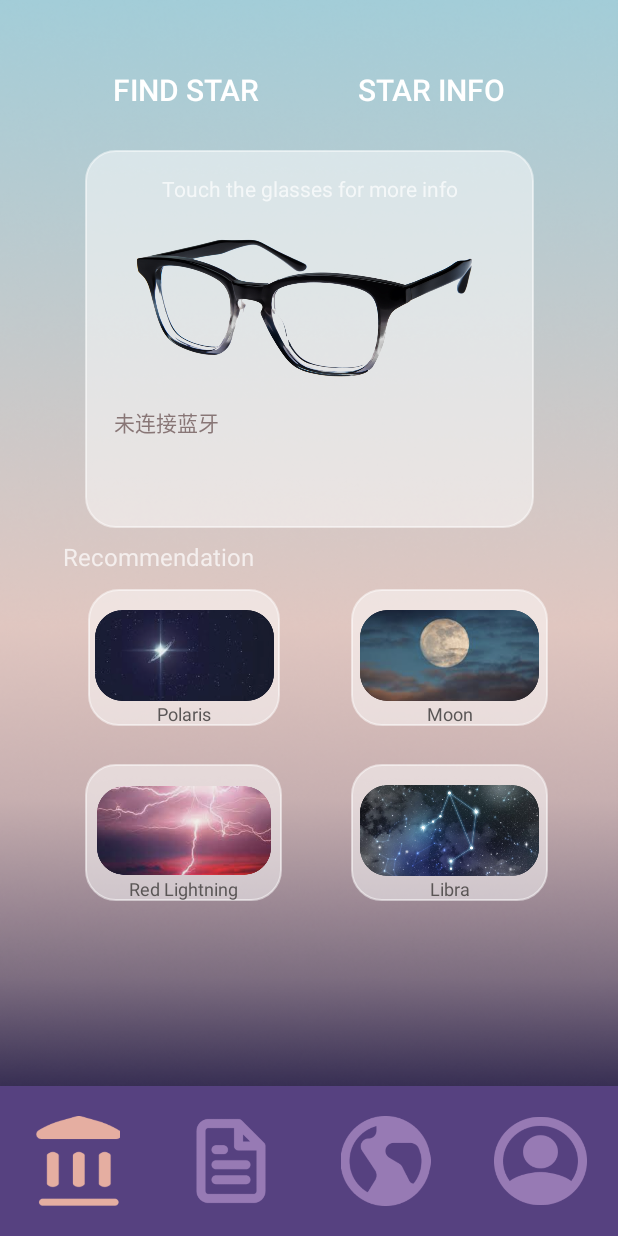
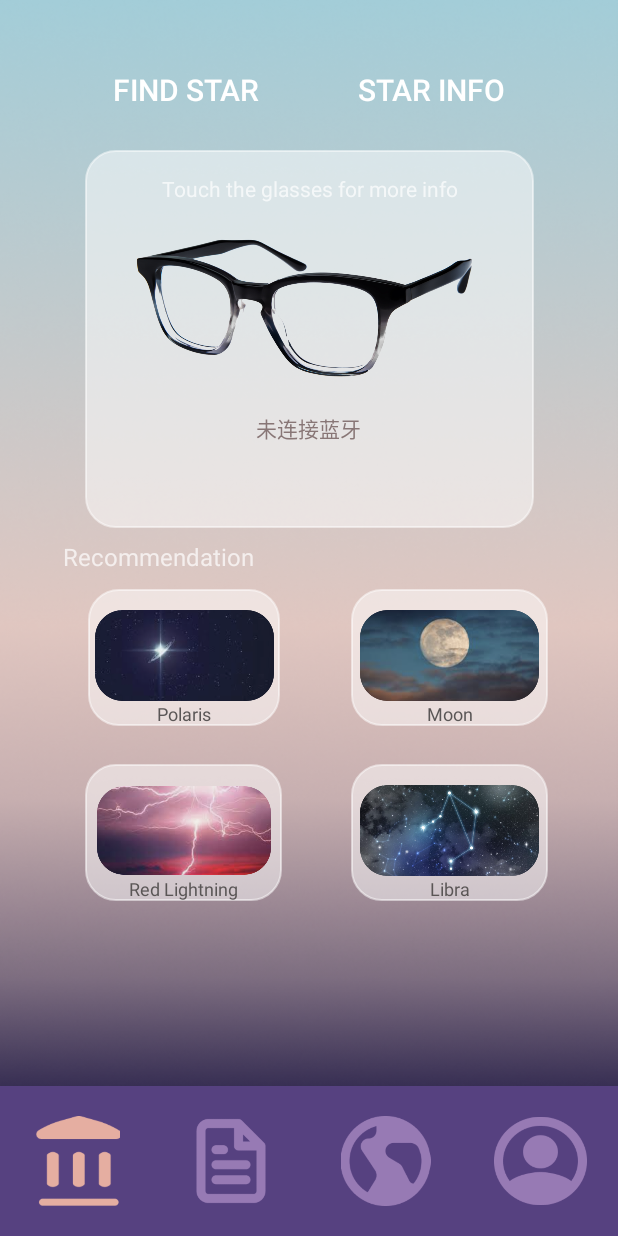
Before and after one commit to CSWellesSun/StarSeeker, an Android app: the screen it shows after launch (BtActivity), after a tap on an icon or button, on a phone screen of 412 x 824 dp. Run offline under Robolectric (Android 15) with nearby library versions, the phone set to English and light mode, and no system bars.

Commit message:
连接已完成

```diff
--- a/app/src/main/java/com/huawei/audiodevicekit/starseeker/view/BtActivity.java
+++ b/app/src/main/java/com/huawei/audiodevicekit/starseeker/view/BtActivity.java
@@ -6,6 +6,7 @@ import android.content.Context;
 import android.media.Image;
 import android.os.Bundle;
 import android.util.Log;
+import android.view.View;
 import android.widget.Button;
 import android.widget.ImageView;
 import android.widget.TextView;
@@ -58,19 +59,15 @@ public class BtActivity
     protected void onCreate(Bundle savedInstanceState) {
         super.onCreate(savedInstanceState);
 
+        CheckGlassConnection();
+    }
+
+    public void CheckGlassConnection() {
         // 检查是否连接蓝牙
         boolean res = CheckCurrentBlueTooth();
         if (res) {
             // 检查是否连接上华为眼镜
             getPresenter().search();
-            Toast.makeText(this, "当前连接着的：", Toast.LENGTH_SHORT).show();
-            for (String mac : deviceMacSet) {
-                Toast.makeText(this, mac, Toast.LENGTH_SHORT).show();
-            }
-            Toast.makeText(this, "当前搜索到的：", Toast.LENGTH_SHORT).show();
-            for (String mac : glassMacSet) {
-                Toast.makeText(this, mac, Toast.LENGTH_SHORT).show();
-            }
             for (String mac : deviceMacSet) {
                 for (String glassMac : glassMacSet) {
                     if (mac.equals(glassMac)) {
@@ -87,7 +84,7 @@ public class BtActivity
         }
     }
 
-    private boolean CheckCurrentBlueTooth() {
+    protected boolean CheckCurrentBlueTooth() {
         deviceMacSet.clear();
         boolean flag = false;
         BluetoothAdapter bluetoothAdapter = BluetoothAdapter.getDefaultAdapter();
@@ -100,8 +97,6 @@ public class BtActivity
             Method isConnectedMethod = null;
             boolean isConnected = false;
             for (BluetoothDevice device : pairedDevices) {
-                String deviceName = device.getName();
-                String deviceHardwareAddress = device.getAddress(); // MAC address
                 try {
                     isConnectedMethod = BluetoothDevice.class.getDeclaredMethod("isConnected", (Class[]) null);
                     isConnectedMethod.setAccessible(true);
@@ -109,7 +104,6 @@ public class BtActivity
                     if (isConnected) {
                         deviceMacSet.add(device.getAddress());
                         flag = true;
-                        Toast.makeText(this, device.getAddress(), Toast.LENGTH_SHORT).show();
                     }
                 } catch (NoSuchMethodException e) {
                     isConnected = false;
@@ -150,7 +144,12 @@ public class BtActivity
     @Override
     protected void setOnclick() {
         super.setOnclick();
-        btnConnect.setOnClickListener(v -> getPresenter().search());
+        btnConnect.setOnClickListener(new View.OnClickListener() {
+            @Override
+            public void onClick(View v) {
+                CheckGlassConnection();
+            }
+        });
     }
 
     // 从P来的回调函数
--- a/app/src/main/res/layout/m_activity_main.xml
+++ b/app/src/main/res/layout/m_activity_main.xml
@@ -86,14 +86,12 @@
                 android:id="@+id/m_connect_status"
                 android:layout_width="wrap_content"
                 android:layout_height="wrap_content"
-                android:layout_marginStart="19dp"
-                android:layout_marginEnd="112dp"
-                android:layout_marginBottom="60dp"
+                android:layout_marginBottom="56dp"
                 android:text="Huawei glasses connected"
                 android:textColor="#887676"
                 app:layout_constraintBottom_toBottomOf="parent"
                 app:layout_constraintEnd_toEndOf="parent"
-                app:layout_constraintHorizontal_bias="0.0"
+                app:layout_constraintHorizontal_bias="0.496"
                 app:layout_constraintStart_toStartOf="parent" />
 
         </androidx.constraintlayout.widget.ConstraintLayout>
```
